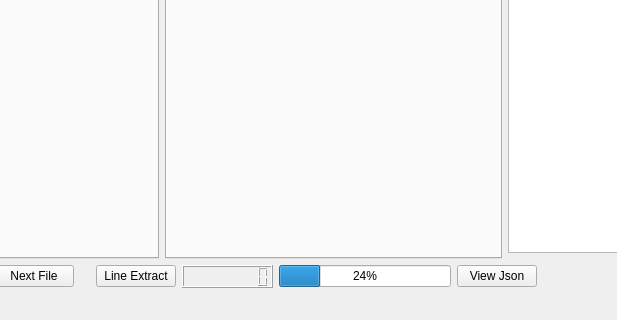
The window that python_src/30_tensor_flow_ex/ex02_bin/QtLineExtractor.ui (openvisual/open-visual-machine-learning) describes before a commit, drawn with Qt 5; both pictures show x 188 to 805 and y 313 to 633 of the 1006 by 633 pixel window.
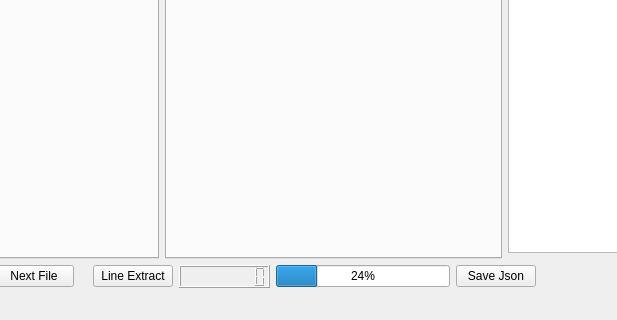
The same window after the commit. The open tabs and pages were chosen to show the change. Icons and pictures are not drawn.

Patch:
```diff
--- a/python_src/30_tensor_flow_ex/ex02_bin/QtLineExtractor.ui
+++ b/python_src/30_tensor_flow_ex/ex02_bin/QtLineExtractor.ui
@@ -136,7 +136,7 @@
       <item>
        <widget class="QLabel" name="label_4">
         <property name="text">
-         <string>   </string>
+         <string/>
         </property>
        </widget>
       </item>
@@ -170,7 +170,7 @@
       <item>
        <widget class="QPushButton" name="viewJson">
         <property name="text">
-         <string>View Json</string>
+         <string>Save Json</string>
         </property>
        </widget>
       </item>
```
Left out of the diff: 4 changed lines with no effect on the pictures.
